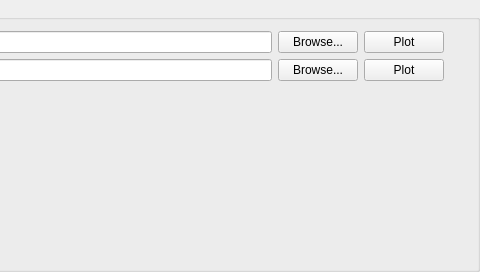
The window that Code/Mantid/scripts/Interface/ui/sans/trans_direct_beam.ui (mantidproject/mantid) describes before a commit, drawn with Qt 5; both pictures show x 356 to 836 and y 0 to 272 of the 836 by 272 pixel window.
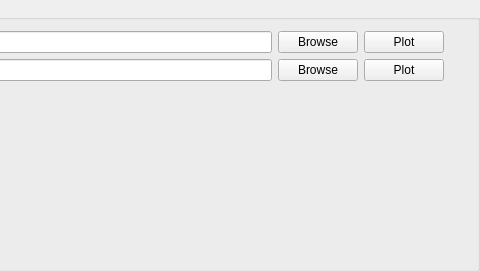
The same window after the commit.

```diff
--- a/Code/Mantid/scripts/Interface/ui/sans/trans_direct_beam.ui
+++ b/Code/Mantid/scripts/Interface/ui/sans/trans_direct_beam.ui
@@ -75,7 +75,7 @@
         <string>Click to browse.</string>
        </property>
        <property name="text">
-        <string>Browse...</string>
+        <string>Browse</string>
        </property>
       </widget>
      </item>
@@ -123,7 +123,7 @@
         <string>Click to browse.</string>
        </property>
        <property name="text">
-        <string>Browse...</string>
+        <string>Browse</string>
        </property>
       </widget>
      </item>
```
Left out of the diff: 4 changed lines with no effect on the pictures.
